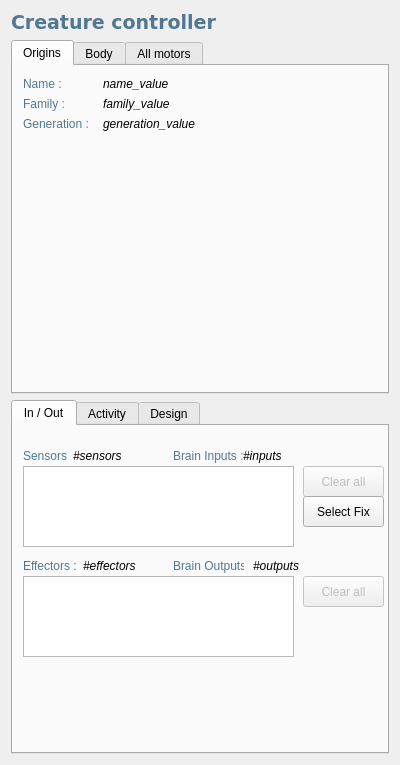
Old version of the form src/genelab/core/ui/widgets/entities/entitypropertiescontroller.ui in the repository GeneCraft/GeneCraft-Project.
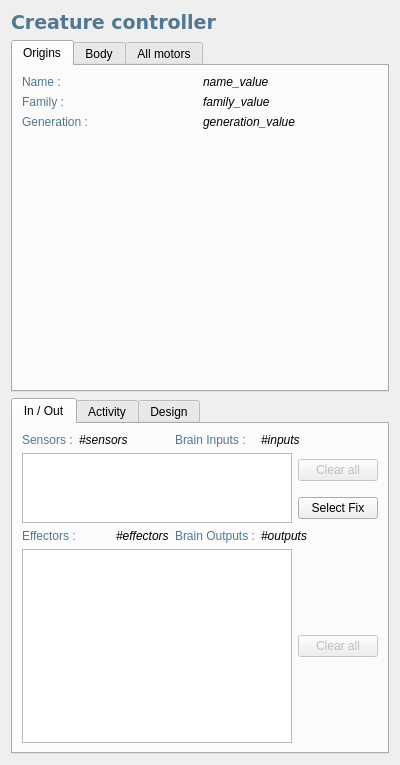
New version of the form. The open tabs and pages were chosen to show the change. Icons and pictures are not drawn.

What changed in the file:
```diff
--- a/src/genelab/core/ui/widgets/entities/entitypropertiescontroller.ui
+++ b/src/genelab/core/ui/widgets/entities/entitypropertiescontroller.ui
@@ -72,35 +72,9 @@
       <attribute name="title">
        <string>Origins</string>
       </attribute>
-      <widget class="QLabel" name="lFamily">
-       <property name="geometry">
-        <rect>
-         <x>90</x>
-         <y>30</y>
-         <width>151</width>
-         <height>16</height>
-        </rect>
-       </property>
-       <property name="font">
-        <font>
-         <weight>50</weight>
-         <italic>true</italic>
-         <bold>false</bold>
-        </font>
-       </property>
-       <property name="text">
-        <string>family_value</string>
-       </property>
-      </widget>
+      <layout class="QGridLayout" name="gridLayout">
+       <item row="0" column="0">
       <widget class="QLabel" name="label_2">
-       <property name="geometry">
-        <rect>
-         <x>10</x>
-         <y>10</y>
-         <width>46</width>
-         <height>16</height>
-        </rect>
-       </property>
        <property name="font">
         <font>
          <weight>50</weight>
@@ -114,15 +88,9 @@
         <string>Name :</string>
        </property>
       </widget>
+       </item>
+       <item row="0" column="1">
       <widget class="QLabel" name="lName">
-       <property name="geometry">
-        <rect>
-         <x>90</x>
-         <y>10</y>
-         <width>151</width>
-         <height>16</height>
-        </rect>
-       </property>
        <property name="font">
         <font>
          <weight>50</weight>
@@ -134,15 +102,9 @@
         <string>name_value</string>
        </property>
       </widget>
+       </item>
+       <item row="1" column="0">
       <widget class="QLabel" name="label_3">
-       <property name="geometry">
-        <rect>
-         <x>10</x>
-         <y>30</y>
-         <width>46</width>
-         <height>16</height>
-        </rect>
-       </property>
        <property name="font">
         <font>
          <weight>50</weight>
@@ -156,15 +118,23 @@
         <string>Family :</string>
        </property>
       </widget>
+       </item>
+       <item row="1" column="1">
+        <widget class="QLabel" name="lFamily">
+         <property name="font">
+          <font>
+           <weight>50</weight>
+           <italic>true</italic>
+           <bold>false</bold>
+          </font>
+         </property>
+         <property name="text">
+          <string>family_value</string>
+         </property>
+        </widget>
+       </item>
+       <item row="2" column="0">
       <widget class="QLabel" name="label_8">
-       <property name="geometry">
-        <rect>
-         <x>10</x>
-         <y>50</y>
-         <width>71</width>
-         <height>16</height>
-        </rect>
-       </property>
        <property name="font">
         <font>
          <weight>50</weight>
@@ -178,15 +148,9 @@
         <string>Generation :</string>
        </property>
       </widget>
+       </item>
+       <item row="2" column="1">
       <widget class="QLabel" name="lGeneration">
-       <property name="geometry">
-        <rect>
-         <x>90</x>
-         <y>50</y>
-         <width>151</width>
-         <height>16</height>
-        </rect>
-       </property>
        <property name="font">
         <font>
          <weight>50</weight>
@@ -198,6 +162,21 @@
         <string>generation_value</string>
        </property>
       </widget>
+       </item>
+       <item row="3" column="1">
+        <spacer name="verticalSpacer_2">
+         <property name="orientation">
+          <enum>Qt::Vertical</enum>
+         </property>
+         <property name="sizeHint" stdset="0">
+          <size>
+           <width>20</width>
+           <height>40</height>
+          </size>
+         </property>
+        </spacer>
+       </item>
+      </layout>
      </widget>
      <widget class="QWidget" name="tab">
       <attribute name="icon">
@@ -349,43 +328,9 @@
       <attribute name="title">
        <string>In / Out</string>
       </attribute>
-      <widget class="QListWidget" name="lwSensors">
-       <property name="geometry">
-        <rect>
-         <x>10</x>
-         <y>40</y>
-         <width>271</width>
-         <height>81</height>
-        </rect>
-       </property>
-      </widget>
-      <widget class="QLabel" name="lNbrSensors">
-       <property name="geometry">
-        <rect>
-         <x>60</x>
-         <y>20</y>
-         <width>61</width>
-         <height>20</height>
-        </rect>
-       </property>
-       <property name="font">
-        <font>
-         <italic>true</italic>
-        </font>
-       </property>
-       <property name="text">
-        <string>#sensors</string>
-       </property>
-      </widget>
+      <layout class="QGridLayout" name="gridLayout_3">
+       <item row="0" column="0">
       <widget class="QLabel" name="label_4">
-       <property name="geometry">
-        <rect>
-         <x>10</x>
-         <y>20</y>
-         <width>46</width>
-         <height>20</height>
-        </rect>
-       </property>
        <property name="styleSheet">
         <string notr="true">color: rgb(81, 119, 145);</string>
        </property>
@@ -393,15 +338,21 @@
         <string>Sensors :</string>
        </property>
       </widget>
+       </item>
+       <item row="0" column="1" colspan="2">
+        <widget class="QLabel" name="lNbrSensors">
+         <property name="font">
+          <font>
+           <italic>true</italic>
+          </font>
+         </property>
+         <property name="text">
+          <string>#sensors</string>
+         </property>
+        </widget>
+       </item>
+       <item row="0" column="3">
       <widget class="QLabel" name="label_5">
-       <property name="geometry">
-        <rect>
-         <x>160</x>
-         <y>20</y>
-         <width>71</width>
-         <height>20</height>
-        </rect>
-       </property>
        <property name="styleSheet">
         <string notr="true">color: rgb(81, 119, 145);</string>
        </property>
@@ -409,15 +360,9 @@
         <string>Brain Inputs : </string>
        </property>
       </widget>
+       </item>
+       <item row="0" column="4" colspan="2">
       <widget class="QLabel" name="lNbrBrainInputs">
-       <property name="geometry">
-        <rect>
-         <x>230</x>
-         <y>20</y>
-         <width>81</width>
-         <height>20</height>
-        </rect>
-       </property>
        <property name="font">
         <font>
          <italic>true</italic>
@@ -427,31 +372,29 @@
         <string>#inputs</string>
        </property>
       </widget>
+       </item>
+       <item row="1" column="0" rowspan="2" colspan="5">
+        <widget class="QListWidget" name="lwSensors"/>
+       </item>
+       <item row="1" column="5">
       <widget class="QPushButton" name="pushButton">
        <property name="enabled">
         <bool>false</bool>
        </property>
-       <property name="geometry">
-        <rect>
-         <x>290</x>
-         <y>40</y>
-         <width>81</width>
-         <height>31</height>
-        </rect>
-       </property>
        <property name="text">
         <string>Clear all</string>
        </property>
       </widget>
+       </item>
+       <item row="2" column="5">
+        <widget class="QPushButton" name="pbSelectFixation">
+         <property name="text">
+          <string>Select Fix</string>
+         </property>
+        </widget>
+       </item>
+       <item row="3" column="0" colspan="2">
       <widget class="QLabel" name="label_6">
-       <property name="geometry">
-        <rect>
-         <x>10</x>
-         <y>130</y>
-         <width>61</width>
-         <height>20</height>
-        </rect>
-       </property>
        <property name="styleSheet">
         <string notr="true">color: rgb(81, 119, 145);</string>
        </property>
@@ -459,15 +402,9 @@
         <string>Effectors :</string>
        </property>
       </widget>
+       </item>
+       <item row="3" column="2">
       <widget class="QLabel" name="lNbrEffectors">
-       <property name="geometry">
-        <rect>
-         <x>70</x>
-         <y>130</y>
-         <width>61</width>
-         <height>20</height>
-        </rect>
-       </property>
        <property name="font">
         <font>
          <italic>true</italic>
@@ -477,15 +414,9 @@
         <string>#effectors</string>
        </property>
       </widget>
+       </item>
+       <item row="3" column="3">
       <widget class="QLabel" name="label_7">
-       <property name="geometry">
-        <rect>
-         <x>160</x>
-         <y>130</y>
-         <width>71</width>
-         <height>20</height>
-        </rect>
-       </property>
        <property name="styleSheet">
         <string notr="true">color: rgb(81, 119, 145);</string>
        </property>
@@ -493,15 +424,9 @@
         <string>Brain Outputs :</string>
        </property>
       </widget>
+       </item>
+       <item row="3" column="4" colspan="2">
       <widget class="QLabel" name="lNbrBrainOutputs">
-       <property name="geometry">
-        <rect>
-         <x>240</x>
-         <y>130</y>
-         <width>81</width>
-         <height>20</height>
-        </rect>
-       </property>
        <property name="font">
         <font>
          <italic>true</italic>
@@ -511,45 +436,21 @@
         <string>#outputs</string>
        </property>
       </widget>
-      <widget class="QListWidget" name="lwEffectors">
-       <property name="geometry">
-        <rect>
-         <x>10</x>
-         <y>150</y>
-         <width>271</width>
-         <height>81</height>
-        </rect>
-       </property>
-      </widget>
+       </item>
+       <item row="4" column="0" colspan="5">
+        <widget class="QListWidget" name="lwEffectors"/>
+       </item>
+       <item row="4" column="5">
       <widget class="QPushButton" name="pushButton_2">
        <property name="enabled">
         <bool>false</bool>
        </property>
-       <property name="geometry">
-        <rect>
-         <x>290</x>
-         <y>150</y>
-         <width>81</width>
-         <height>31</height>
-        </rect>
-       </property>
        <property name="text">
         <string>Clear all</string>
        </property>
       </widget>
-      <widget class="QPushButton" name="pbSelectFixation">
-       <property name="geometry">
-        <rect>
-         <x>290</x>
-         <y>70</y>
-         <width>81</width>
-         <height>31</height>
-        </rect>
-       </property>
-       <property name="text">
-        <string>Select Fix</string>
-       </property>
-      </widget>
+       </item>
+      </layout>
      </widget>
      <widget class="QWidget" name="tabBrain">
       <attribute name="icon">
```
Left out of the diff: 105 changed lines with no effect on the pictures. Lines whose indentation alone changed are shown as unchanged.
